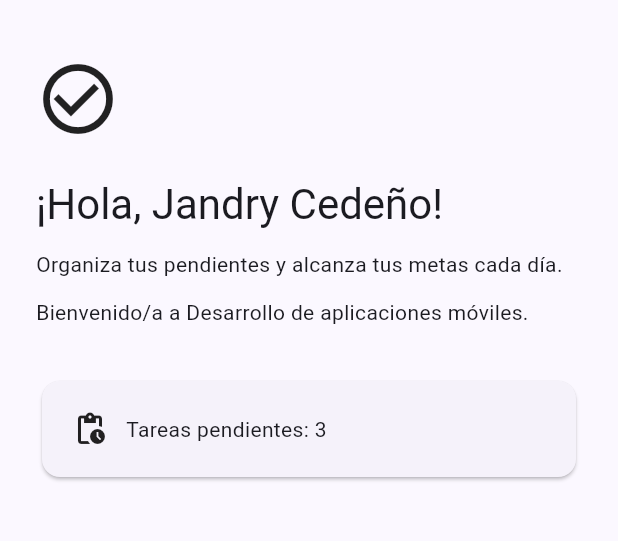
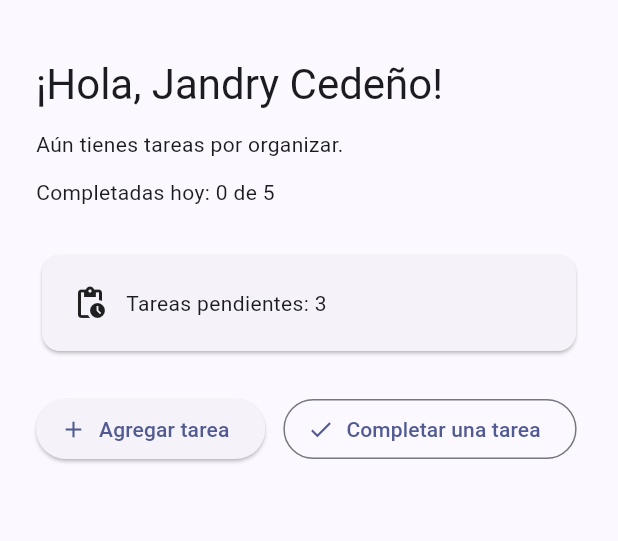
Before and after one commit to JandryHub/TaskFlow_Flutter_Dart_Entorno, a Flutter app: the screen it shows after launch, on a phone screen of 412 x 824 dp, the part 63-604 px from its top. Run offline on Flutter 3.47's test engine with Material 3 defaults, Android fonts, the phone set to English and light mode, and no system bars.

Commit message:
feat: agregar estado de tareas

```diff
--- a/lib/main.dart
+++ b/lib/main.dart
@@ -21,38 +21,60 @@ class TaskFlowApp extends StatelessWidget {
   }
 }
 
-class WelcomeScreen extends StatelessWidget {
+class WelcomeScreen extends StatefulWidget {
   const WelcomeScreen({super.key});
 
   @override
+  State<WelcomeScreen> createState() => _WelcomeScreenState();
+}
+
+class _WelcomeScreenState extends State<WelcomeScreen> {
+  final String studentName = 'Jandry Cedeño';
+  int pendingTasks = 3;
+  static const dailyGoal = 5;
+  int completedTasks = 0;
+
+  void _addTask() {
+    setState(() {
+      pendingTasks++;
+    });
+  }
+
+  void _completeTask() {
+    if (pendingTasks == 0) {
+      return;
+    }
+
+    setState(() {
+      pendingTasks--;
+      if (completedTasks < dailyGoal) {
+        completedTasks++;
+      }
+    });
+  }
+
+  @override
   Widget build(BuildContext context) {
-    const studentName = 'Jandry Cedeño';
-    const pendingTasks = 3;
-    const courseName = 'Desarrollo de aplicaciones móviles';
-    const motivationalMessage =
-        'Organiza tus pendientes y alcanza tus metas cada día.';
+    final statusMessage = pendingTasks == 0
+        ? '¡Excelente! No tienes tareas pendientes.'
+        : 'Aún tienes tareas por organizar.';
 
     return Scaffold(
-      appBar: AppBar(
-        title: const Text('TaskFlow'),
-        centerTitle: true,
-      ),
+      appBar: AppBar(title: const Text('TaskFlow'), centerTitle: true),
       body: Padding(
         padding: const EdgeInsets.all(24),
         child: Column(
           crossAxisAlignment: CrossAxisAlignment.start,
           children: [
-            const Icon(Icons.check_circle_outline, size: 56),
-            const SizedBox(height: 24),
             Text(
               '¡Hola, $studentName!',
               style: Theme.of(context).textTheme.headlineMedium,
             ),
             const SizedBox(height: 12),
-            Text(motivationalMessage),
+            Text(statusMessage),
             const SizedBox(height: 12),
-            Text('Bienvenido/a a $courseName.'),
-            const SizedBox(height: 32),
+            Text('Completadas hoy: $completedTasks de $dailyGoal'),
+            const SizedBox(height: 28),
             Card(
               child: Padding(
                 padding: const EdgeInsets.all(20),
@@ -65,6 +87,23 @@ class WelcomeScreen extends StatelessWidget {
                 ),
               ),
             ),
+            const SizedBox(height: 24),
+            Wrap(
+              spacing: 12,
+              runSpacing: 12,
+              children: [
+                ElevatedButton.icon(
+                  onPressed: _addTask,
+                  icon: const Icon(Icons.add),
+                  label: const Text('Agregar tarea'),
+                ),
+                OutlinedButton.icon(
+                  onPressed: pendingTasks == 0 ? null : _completeTask,
+                  icon: const Icon(Icons.done),
+                  label: const Text('Completar una tarea'),
+                ),
+              ],
+            ),
           ],
         ),
       ),
```
Also changed, not shown: 1 other file.
